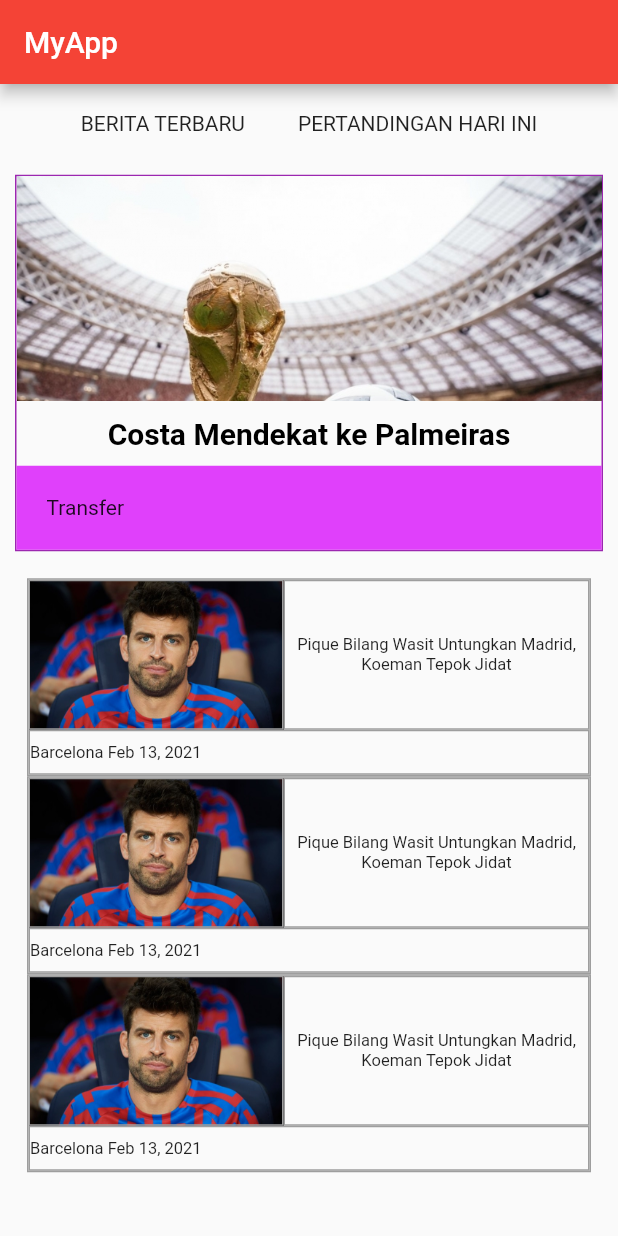
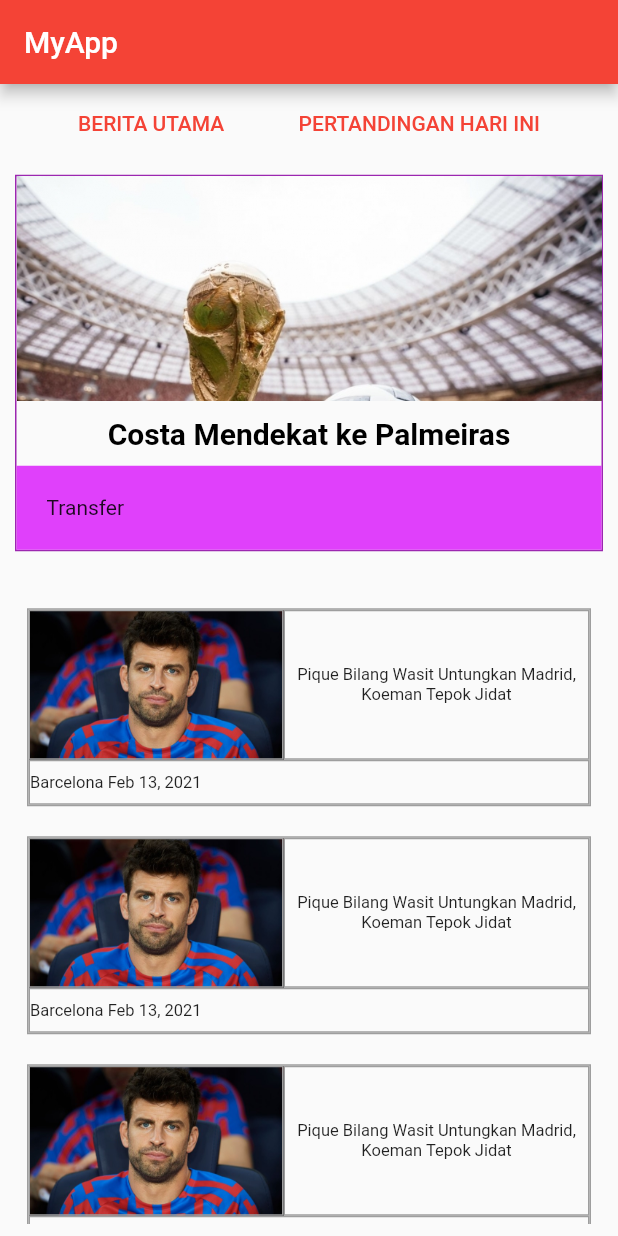
Before and after one commit to wahyu09999/flutter_tugas2, a Flutter app: the screen it shows after launch, on a phone screen of 412 x 824 dp. Run offline on Flutter 3.47's test engine with Material 2 defaults, Android fonts, the phone set to English and light mode, and no system bars.

Commit message:
update 2

```diff
--- a/lib/main.dart
+++ b/lib/main.dart
@@ -39,13 +39,45 @@ class Navbar extends StatelessWidget {
               margin: const EdgeInsets.all(15),
               height: 20.5,
               child:
-                Row(
+              Expanded(child: Row(
                   mainAxisAlignment: MainAxisAlignment.spaceEvenly,
-                  children: const <Widget>[
-                  Text("BERITA TERBARU"),
-                  Text("PERTANDINGAN HARI INI"),
+                  children: [
+                     OutlinedButton(
+                      style: OutlinedButton.styleFrom(
+                        side: const BorderSide(
+                          color: Colors.transparent
+                        )
+                      ),
+                        child: const Text('BERITA UTAMA'),
+                        onPressed: () {
+                        Navigator.push(
+                          context,
+                            MaterialPageRoute(builder: (context) => const BeritaKecil()),
+                  );
+                        },
+                        ),
+
+
+                      OutlinedButton(
+                        style: OutlinedButton.styleFrom(
+                        side: const BorderSide(
+                          color: Colors.transparent
+                        )
+                      ),
+                          child: const Text('PERTANDINGAN HARI INI'),
+                          onPressed: () {
+                              Navigator.push(
+                          context,
+                            MaterialPageRoute(builder: (context) => const BeritaUtama()),
+                         );
+                        },
+
+                        )
+
+
                   ],
-                ),
+              ) ,)
+
             );
   }
 }
@@ -62,7 +94,7 @@ class BeritaKecil extends StatelessWidget{
   Widget build(BuildContext context) {
 
   return Container(
-              margin: const EdgeInsets.only(left: 10.0, right: 10.0,),
+              margin: const EdgeInsets.only(left: 10.0, right: 10.0,top: 20),
               decoration: BoxDecoration(
                 border: Border.all(color: Colors.grey)
               ),
```
